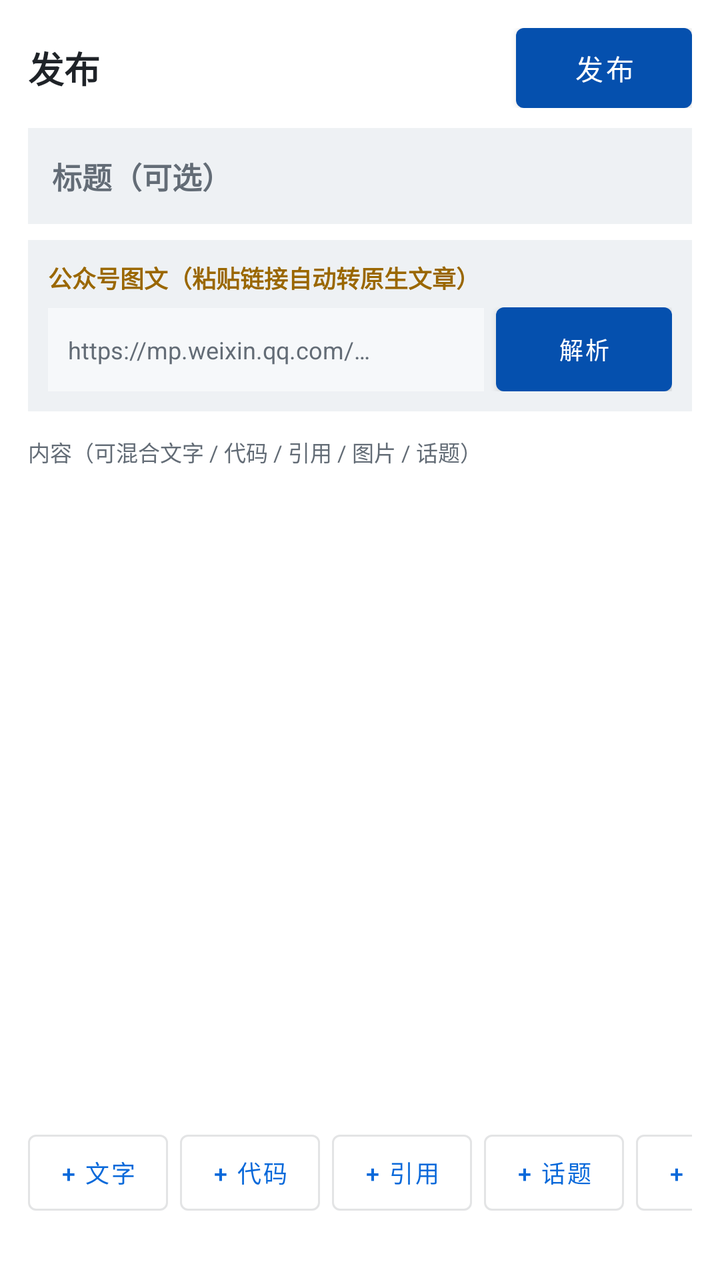
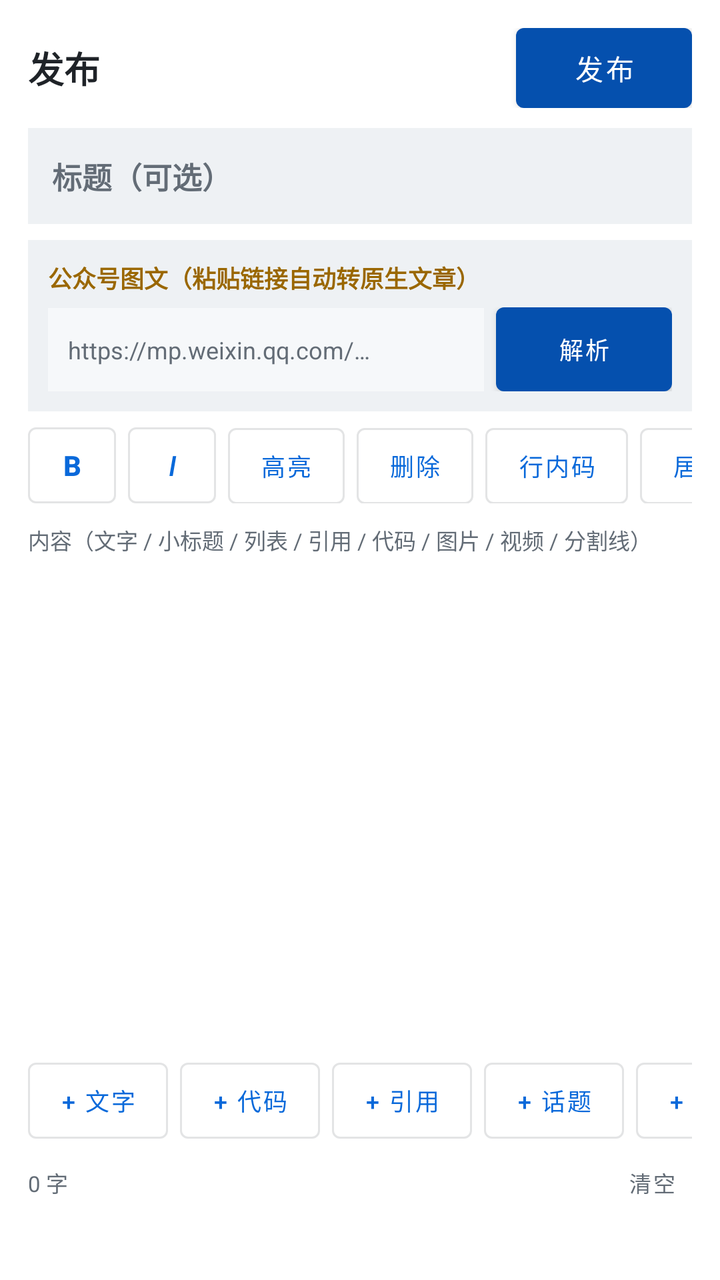

Compare the two renders of this Android layout. The source of the first and the diff that turns it into the second are given below.
<!-- AndroidManifest.xml: application theme Theme.Chaomi -->
<!-- res/layout/sheet_editor.xml -->
<?xml version="1.0" encoding="utf-8"?>
<LinearLayout xmlns:android="http://schemas.android.com/apk/res/android"
    xmlns:app="http://schemas.android.com/apk/res-auto"
    android:id="@+id/root"
    android:layout_width="match_parent"
    android:layout_height="wrap_content"
    android:orientation="vertical"
    android:background="@color/chaomi_surface"
    android:padding="14dp">

    <LinearLayout
        android:layout_width="match_parent"
        android:layout_height="wrap_content"
        android:gravity="center_vertical"
        android:orientation="horizontal">

        <TextView
            android:layout_width="0dp"
            android:layout_height="wrap_content"
            android:layout_weight="1"
            android:text="发布"
            android:textColor="@color/chaomi_text"
            android:textSize="18sp"
            android:textStyle="bold" />

        <com.google.android.material.button.MaterialButton
            android:id="@+id/publishBtn"
            android:layout_width="wrap_content"
            android:layout_height="40dp"
            android:insetTop="0dp"
            android:insetBottom="0dp"
            android:text="发布"
            android:textSize="14sp"
            app:backgroundTint="@color/chaomi_accent_2" />
    </LinearLayout>

    
    <EditText
        android:id="@+id/titleEt"
        android:layout_width="match_parent"
        android:layout_height="48dp"
        android:layout_marginTop="10dp"
        android:background="@color/chaomi_surface_2"
        android:hint="@string/hint_title"
        android:maxLines="1"
        android:paddingStart="12dp"
        android:paddingEnd="12dp"
        android:singleLine="true"
        android:textColor="@color/chaomi_text"
        android:textColorHint="@color/chaomi_text_dim"
        android:textSize="15sp"
        android:textStyle="bold" />

    
    <LinearLayout
        android:id="@+id/articleBox"
        android:layout_width="match_parent"
        android:layout_height="wrap_content"
        android:layout_marginTop="8dp"
        android:background="@color/chaomi_surface_2"
        android:orientation="vertical"
        android:padding="10dp">

        <TextView
            android:layout_width="match_parent"
            android:layout_height="wrap_content"
            android:text="公众号图文（粘贴链接自动转原生文章）"
            android:textColor="@color/chaomi_gold"
            android:textSize="12sp"
            android:textStyle="bold" />

        <LinearLayout
            android:layout_width="match_parent"
            android:layout_height="wrap_content"
            android:layout_marginTop="6dp"
            android:orientation="horizontal">

            <EditText
                android:id="@+id/articleEt"
                android:layout_width="0dp"
                android:layout_height="42dp"
                android:layout_weight="1"
                android:background="@color/chaomi_bg"
                android:hint="https://mp.weixin.qq.com/…"
                android:inputType="textUri"
                android:maxLines="1"
                android:paddingStart="10dp"
                android:paddingEnd="10dp"
                android:singleLine="true"
                android:textColor="@color/chaomi_text"
                android:textColorHint="@color/chaomi_text_dim"
                android:textSize="12sp" />

            <com.google.android.material.button.MaterialButton
                android:id="@+id/parseBtn"
                android:layout_width="wrap_content"
                android:layout_height="42dp"
                android:layout_marginStart="6dp"
                android:insetTop="0dp"
                android:insetBottom="0dp"
                android:text="@string/parse"
                android:textSize="12sp"
                app:backgroundTint="@color/chaomi_accent_2" />
        </LinearLayout>

        <TextView
            android:id="@+id/articleMeta"
            android:layout_width="match_parent"
            android:layout_height="wrap_content"
            android:layout_marginTop="6dp"
            android:textColor="@color/chaomi_text_dim"
            android:textSize="11sp"
            android:visibility="gone" />
    </LinearLayout>

    
    <TextView
        android:layout_width="wrap_content"
        android:layout_height="wrap_content"
        android:layout_marginTop="12dp"
        android:text="内容（可混合文字 / 代码 / 引用 / 图片 / 话题）"
        android:textColor="@color/chaomi_text_dim"
        android:textSize="11sp" />

    <ScrollView
        android:layout_width="match_parent"
        android:layout_height="0dp"
        android:layout_weight="1"
        android:minHeight="220dp"
        android:maxHeight="360dp">

        <LinearLayout
            android:id="@+id/blockList"
            android:layout_width="match_parent"
            android:layout_height="wrap_content"
            android:orientation="vertical" />
    </ScrollView>

    
    <HorizontalScrollView
        android:layout_width="match_parent"
        android:layout_height="wrap_content"
        android:layout_marginTop="8dp"
        android:scrollbars="none">

        <LinearLayout
            android:layout_width="wrap_content"
            android:layout_height="wrap_content"
            android:orientation="horizontal">

            <com.google.android.material.button.MaterialButton
                android:id="@+id/addText"
                style="@style/Widget.MaterialComponents.Button.OutlinedButton"
                android:layout_width="wrap_content"
                android:layout_height="38dp"
                android:insetTop="0dp"
                android:insetBottom="0dp"
                android:minWidth="0dp"
                android:text="+ 文字"
                android:textSize="12sp" />

            <com.google.android.material.button.MaterialButton
                android:id="@+id/addCode"
                style="@style/Widget.MaterialComponents.Button.OutlinedButton"
                android:layout_width="wrap_content"
                android:layout_height="38dp"
                android:layout_marginStart="6dp"
                android:insetTop="0dp"
                android:insetBottom="0dp"
                android:minWidth="0dp"
                android:text="+ 代码"
                android:textSize="12sp" />

            <com.google.android.material.button.MaterialButton
                android:id="@+id/addQuote"
                style="@style/Widget.MaterialComponents.Button.OutlinedButton"
                android:layout_width="wrap_content"
                android:layout_height="38dp"
                android:layout_marginStart="6dp"
                android:insetTop="0dp"
                android:insetBottom="0dp"
                android:minWidth="0dp"
                android:text="+ 引用"
                android:textSize="12sp" />

            <com.google.android.material.button.MaterialButton
                android:id="@+id/addTopic"
                style="@style/Widget.MaterialComponents.Button.OutlinedButton"
                android:layout_width="wrap_content"
                android:layout_height="38dp"
                android:layout_marginStart="6dp"
                android:insetTop="0dp"
                android:insetBottom="0dp"
                android:minWidth="0dp"
                android:text="+ 话题"
                android:textSize="12sp" />

            <com.google.android.material.button.MaterialButton
                android:id="@+id/addLink"
                style="@style/Widget.MaterialComponents.Button.OutlinedButton"
                android:layout_width="wrap_content"
                android:layout_height="38dp"
                android:layout_marginStart="6dp"
                android:insetTop="0dp"
                android:insetBottom="0dp"
                android:minWidth="0dp"
                android:text="+ 链接"
                android:textSize="12sp" />

            <com.google.android.material.button.MaterialButton
                android:id="@+id/addImage"
                style="@style/Widget.MaterialComponents.Button.OutlinedButton"
                android:layout_width="wrap_content"
                android:layout_height="38dp"
                android:layout_marginStart="6dp"
                android:insetTop="0dp"
                android:insetBottom="0dp"
                android:minWidth="0dp"
                android:text="+ 图片/动图"
                android:textSize="12sp" />
        </LinearLayout>
    </HorizontalScrollView>

    <TextView
        android:id="@+id/hint"
        android:layout_width="match_parent"
        android:layout_height="wrap_content"
        android:layout_marginTop="6dp"
        android:textColor="@color/chaomi_text_dim"
        android:textSize="11sp" />
</LinearLayout>
<!-- resources referenced by this layout -->
<resources>
  <color name="chaomi_accent_2">#0550ae</color>
  <color name="chaomi_bg">#f6f8fa</color>
  <color name="chaomi_gold">#9a6700</color>
  <color name="chaomi_surface">#ffffff</color>
  <color name="chaomi_surface_2">#eef1f4</color>
  <color name="chaomi_text">#1f2328</color>
  <color name="chaomi_text_dim">#636c76</color>
  <string name="hint_title">标题（可选）</string>
  <string name="parse">解析</string>
  <style name="Theme.Chaomi" parent="Theme.MaterialComponents.NoActionBar">
          <item name="colorPrimary">@color/chaomi_accent</item>
          <item name="colorPrimaryVariant">@color/chaomi_accent_2</item>
          <item name="colorOnPrimary">#ffffff</item>
          <item name="colorSecondary">@color/chaomi_gold</item>
          <item name="colorOnSecondary">#1c2128</item>
          <item name="android:colorBackground">@color/chaomi_bg</item>
          <item name="colorSurface">@color/chaomi_surface</item>
          <item name="colorOnSurface">@color/chaomi_text</item>
          <item name="android:textColor">@color/chaomi_text</item>
          <item name="android:textColorPrimary">@color/chaomi_text</item>
          <item name="android:textColorSecondary">@color/chaomi_text_dim</item>
          <item name="android:statusBarColor">@color/chaomi_bg</item>
          <item name="android:navigationBarColor">@color/chaomi_bg</item>
          <item name="android:windowLightStatusBar">true</item>
          <item name="android:windowLightNavigationBar">true</item>
          <item name="bottomSheetDialogTheme">@style/Theme.Chaomi.BottomSheet</item>
      </style>
  <color name="chaomi_accent">#0969da</color>
  <style name="Theme.Chaomi.BottomSheet" parent="Theme.MaterialComponents.BottomSheetDialog">
          <item name="android:colorBackground">@color/chaomi_surface</item>
          <item name="colorSurface">@color/chaomi_surface</item>
          <item name="android:statusBarColor">@color/chaomi_bg</item>
      </style>
</resources>

<!-- the commit's change to res/layout/sheet_editor.xml (unified diff, before → after) -->
@@ -114,11 +114,102 @@
     </LinearLayout>
 
     
+    <HorizontalScrollView
+        android:layout_width="match_parent"
+        android:layout_height="wrap_content"
+        android:layout_marginTop="8dp"
+        android:scrollbars="none">
+
+        <LinearLayout
+            android:layout_width="wrap_content"
+            android:layout_height="wrap_content"
+            android:orientation="horizontal">
+
+            <com.google.android.material.button.MaterialButton
+                android:id="@+id/fmtBold"
+                style="@style/Widget.MaterialComponents.Button.OutlinedButton"
+                android:layout_width="44dp"
+                android:layout_height="38dp"
+                android:insetTop="0dp"
+                android:insetBottom="0dp"
+                android:minWidth="0dp"
+                android:paddingStart="0dp"
+                android:paddingEnd="0dp"
+                android:text="B"
+                android:textSize="14sp"
+                android:textStyle="bold" />
+
+            <com.google.android.material.button.MaterialButton
+                android:id="@+id/fmtItalic"
+                style="@style/Widget.MaterialComponents.Button.OutlinedButton"
+                android:layout_width="44dp"
+                android:layout_height="38dp"
+                android:layout_marginStart="6dp"
+                android:insetTop="0dp"
+                android:insetBottom="0dp"
+                android:minWidth="0dp"
+                android:paddingStart="0dp"
+                android:paddingEnd="0dp"
+                android:text="I"
+                android:textSize="14sp"
+                android:textStyle="italic" />
+
+            <com.google.android.material.button.MaterialButton
+                android:id="@+id/fmtHighlight"
+                style="@style/Widget.MaterialComponents.Button.OutlinedButton"
+                android:layout_width="wrap_content"
+                android:layout_height="38dp"
+                android:layout_marginStart="6dp"
+                android:insetTop="0dp"
+                android:insetBottom="0dp"
+                android:minWidth="0dp"
+                android:text="高亮"
+                android:textSize="12sp" />
+
+            <com.google.android.material.button.MaterialButton
+                android:id="@+id/fmtStrike"
+                style="@style/Widget.MaterialComponents.Button.OutlinedButton"
+                android:layout_width="wrap_content"
+                android:layout_height="38dp"
+                android:layout_marginStart="6dp"
+                android:insetTop="0dp"
+                android:insetBottom="0dp"
+                android:minWidth="0dp"
+                android:text="删除"
+                android:textSize="12sp" />
+
+            <com.google.android.material.button.MaterialButton
+                android:id="@+id/fmtCode"
+                style="@style/Widget.MaterialComponents.Button.OutlinedButton"
+                android:layout_width="wrap_content"
+                android:layout_height="38dp"
+                android:layout_marginStart="6dp"
+                android:insetTop="0dp"
+                android:insetBottom="0dp"
+                android:minWidth="0dp"
+                android:text="行内码"
+                android:textSize="12sp" />
+
+            <com.google.android.material.button.MaterialButton
+                android:id="@+id/fmtCenter"
+                style="@style/Widget.MaterialComponents.Button.OutlinedButton"
+                android:layout_width="wrap_content"
+                android:layout_height="38dp"
+                android:layout_marginStart="6dp"
+                android:insetTop="0dp"
+                android:insetBottom="0dp"
+                android:minWidth="0dp"
+                android:text="居中"
+                android:textSize="12sp" />
+        </LinearLayout>
+    </HorizontalScrollView>
+
+    
     <TextView
         android:layout_width="wrap_content"
         android:layout_height="wrap_content"
-        android:layout_marginTop="12dp"
-        android:text="内容（可混合文字 / 代码 / 引用 / 图片 / 话题）"
+        android:layout_marginTop="10dp"
+        android:text="内容（文字 / 小标题 / 列表 / 引用 / 代码 / 图片 / 视频 / 分割线）"
         android:textColor="@color/chaomi_text_dim"
         android:textSize="11sp" />
 
@@ -208,6 +299,18 @@
                 android:textSize="12sp" />
 
             <com.google.android.material.button.MaterialButton
+                android:id="@+id/addRef"
+                style="@style/Widget.MaterialComponents.Button.OutlinedButton"
+                android:layout_width="wrap_content"
+                android:layout_height="38dp"
+                android:layout_marginStart="6dp"
+                android:insetTop="0dp"
+                android:insetBottom="0dp"
+                android:minWidth="0dp"
+                android:text="+ 引用旧文章"
+                android:textSize="12sp" />
+
+            <com.google.android.material.button.MaterialButton
                 android:id="@+id/addImage"
                 style="@style/Widget.MaterialComponents.Button.OutlinedButton"
                 android:layout_width="wrap_content"
@@ -217,15 +320,116 @@
                 android:insetBottom="0dp"
                 android:minWidth="0dp"
                 android:text="+ 图片/动图"
+                android:textSize="12sp" />
+
+            <com.google.android.material.button.MaterialButton
+                android:id="@+id/addH2"
+                style="@style/Widget.MaterialComponents.Button.OutlinedButton"
+                android:layout_width="wrap_content"
+                android:layout_height="38dp"
+                android:layout_marginStart="6dp"
+                android:insetTop="0dp"
+                android:insetBottom="0dp"
+                android:minWidth="0dp"
+                android:text="+ 大标题"
+                android:textSize="12sp" />
+
+            <com.google.android.material.button.MaterialButton
+                android:id="@+id/addH3"
+                style="@style/Widget.MaterialComponents.Button.OutlinedButton"
+                android:layout_width="wrap_content"
+                android:layout_height="38dp"
+                android:layout_marginStart="6dp"
+                android:insetTop="0dp"
+                android:insetBottom="0dp"
+                android:minWidth="0dp"
+                android:text="+ 小标题"
+                android:textSize="12sp" />
+
+            <com.google.android.material.button.MaterialButton
+                android:id="@+id/addUl"
+                style="@style/Widget.MaterialComponents.Button.OutlinedButton"
+                android:layout_width="wrap_content"
+                android:layout_height="38dp"
+                android:layout_marginStart="6dp"
+                android:insetTop="0dp"
+                android:insetBottom="0dp"
+                android:minWidth="0dp"
+                android:text="+ 圆点列表"
+                android:textSize="12sp" />
+
+            <com.google.android.material.button.MaterialButton
+                android:id="@+id/addOl"
+                style="@style/Widget.MaterialComponents.Button.OutlinedButton"
+                android:layout_width="wrap_content"
+                android:layout_height="38dp"
+                android:layout_marginStart="6dp"
+                android:insetTop="0dp"
+                android:insetBottom="0dp"
+                android:minWidth="0dp"
+                android:text="+ 数字列表"
+                android:textSize="12sp" />
+
+            <com.google.android.material.button.MaterialButton
+                android:id="@+id/addHr"
+                style="@style/Widget.MaterialComponents.Button.OutlinedButton"
+                android:layout_width="wrap_content"
+                android:layout_height="38dp"
+                android:layout_marginStart="6dp"
+                android:insetTop="0dp"
+                android:insetBottom="0dp"
+                android:minWidth="0dp"
+                android:text="+ 分割线"
+                android:textSize="12sp" />
+
+            <com.google.android.material.button.MaterialButton
+                android:id="@+id/addVideo"
+                style="@style/Widget.MaterialComponents.Button.OutlinedButton"
+                android:layout_width="wrap_content"
+                android:layout_height="38dp"
+                android:layout_marginStart="6dp"
+                android:insetTop="0dp"
+                android:insetBottom="0dp"
+                android:minWidth="0dp"
+                android:text="+ 视频"
                 android:textSize="12sp" />
         </LinearLayout>
     </HorizontalScrollView>
 
+    <LinearLayout
+        android:layout_width="match_parent"
+        android:layout_height="wrap_content"
+        android:layout_marginTop="6dp"
+        android:gravity="center_vertical"
+        android:orientation="horizontal">
+
+        <TextView
+            android:id="@+id/wordCount"
+            android:layout_width="0dp"
+            android:layout_height="wrap_content"
+            android:layout_weight="1"
+            android:text="0 字"
+            android:textColor="@color/chaomi_text_dim"
+            android:textSize="11sp" />
+
+        <com.google.android.material.button.MaterialButton
+            android:id="@+id/clearBtn"
+            style="@style/Widget.MaterialComponents.Button.TextButton"
+            android:layout_width="wrap_content"
+            android:layout_height="32dp"
+            android:insetTop="0dp"
+            android:insetBottom="0dp"
+            android:minWidth="0dp"
+            android:text="清空"
+            android:textColor="@color/chaomi_text_dim"
+            android:textSize="11sp" />
+    </LinearLayout>
+
     <TextView
         android:id="@+id/hint"
         android:layout_width="match_parent"
         android:layout_height="wrap_content"
-        android:layout_marginTop="6dp"
+        android:layout_marginTop="4dp"
         android:textColor="@color/chaomi_text_dim"
         android:textSize="11sp" />
 </LinearLayout>
